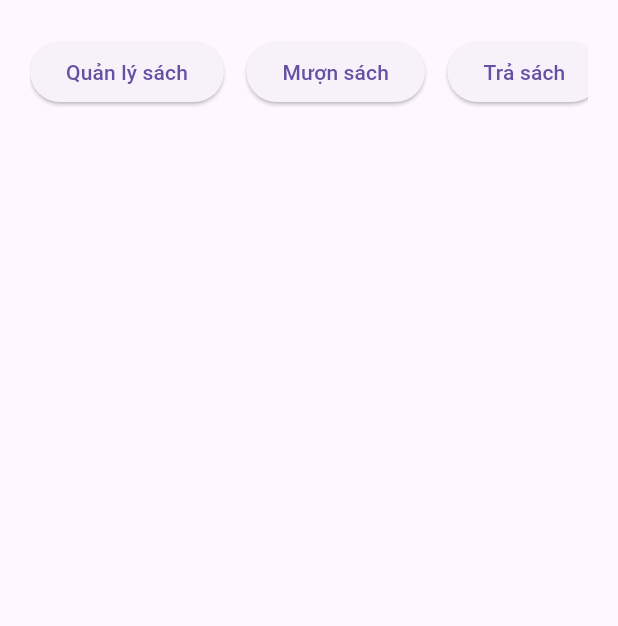
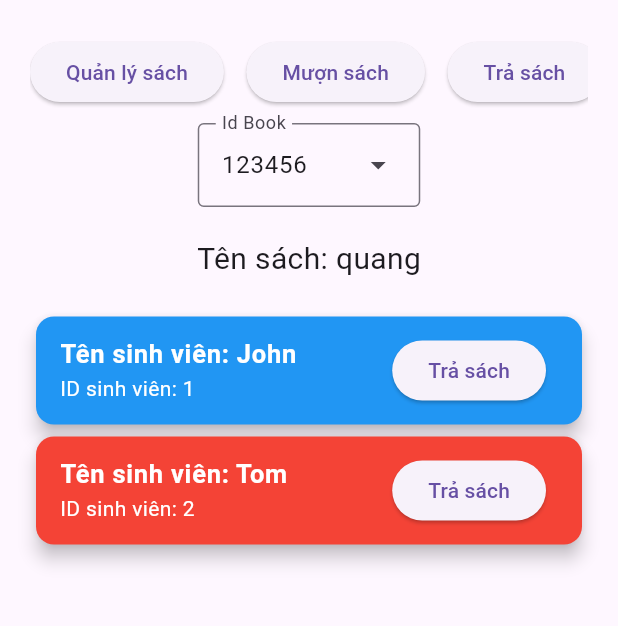
Before and after one commit to quang10122003/Quan-ly-thu-vien, a Flutter app: the Tra_sach screen opened by its route, on a phone screen of 412 x 824 dp, the part 63-689 px from its top. Run offline on Flutter 3.47's test engine with Material 3 defaults, Android fonts, the phone set to English and light mode, and no system bars.

Commit message:
tra sach

```diff
--- a/lib/model/Quan_ly_thu_vien.dart
+++ b/lib/model/Quan_ly_thu_vien.dart
@@ -1,4 +1,5 @@
 import 'package:flutter/material.dart';
+import 'package:quan_ly_thu_vien_flutter/model/borrowed_book.dart';
 import './book.dart';
 
 class LibraryManager extends ChangeNotifier {
@@ -52,6 +53,7 @@ class LibraryManager extends ChangeNotifier {
       },
     );
   }
+
   // lay book tu id book
   Book? select_book(int id) {
     for (int i = 0; i < listBook.length; i++) {
@@ -102,4 +104,11 @@ class LibraryManager extends ChangeNotifier {
       notifyListeners();
     }
   }
+
+  void returnBook(BuildContext context, int index, Book selectedBook) {
+    Book returnbook = listBook.firstWhere((element) => element.id == selectedBook.id);
+    int idx = listBook.indexOf(returnbook);
+    listBook[idx].so_luong_da_muon --;
+    notifyListeners();
+  }
 }
--- /dev/null
+++ b/lib/model/borrowed_book.dart
@@ -0,0 +1,24 @@
+import 'package:flutter/cupertino.dart';
+import 'package:quan_ly_thu_vien_flutter/model/book.dart';
+
+class BorrowedBook {
+  int idBook;
+  int idStudent;
+  String name;
+  BorrowedBook(
+      {required this.idBook, required this.idStudent, required this.name});
+}
+
+class BorrowedBookManager extends ChangeNotifier {
+  List<BorrowedBook> borrowedBook = [
+    BorrowedBook(idBook: 123456, idStudent: 1, name: 'John'),
+    BorrowedBook(idBook: 123456, idStudent: 2, name: 'Tom'),
+    BorrowedBook(idBook: 12346, idStudent: 3, name: 'Tom'),
+  ];
+  void returnBook(BuildContext context, int index, BorrowedBook selectedBook) {
+    borrowedBook.removeWhere((element) =>
+        (element.idBook == selectedBook.idBook) &&
+        (element.idStudent == selectedBook.idStudent));
+    notifyListeners();
+  }
+}
--- a/lib/wiget/muon_sach_form/muon_sach.dart
+++ b/lib/wiget/muon_sach_form/muon_sach.dart
@@ -6,7 +6,7 @@ class Muon_sach extends StatelessWidget{
   @override
   Widget build(BuildContext context) {
     // TODO: implement build
-   return Scaffold(
+    return Scaffold(
       appBar: buildAppBar(context),
       body: SafeArea(
         minimum: const EdgeInsets.only(right: 20, left: 20),
--- a/lib/wiget/tra_sach_form/tra_sach.dart
+++ b/lib/wiget/tra_sach_form/tra_sach.dart
@@ -1,23 +1,126 @@
 import 'package:flutter/material.dart';
+import 'package:provider/provider.dart';
+import 'package:quan_ly_thu_vien_flutter/model/book.dart';
 import 'package:quan_ly_thu_vien_flutter/wiget/component/Component.dart';
+import 'package:quan_ly_thu_vien_flutter/model/Quan_ly_thu_vien.dart';
+import 'package:quan_ly_thu_vien_flutter/model/borrowed_book.dart';
+
+class SeclectedBookNoti extends ChangeNotifier {
+  Book _book =
+      Book(id: 123456, name_book: "quang", so_luong: 2, so_luong_da_muon: 2);
+
+  Book get book => _book;
+
+  set book(Book newBook) {
+    _book = newBook;
+    notifyListeners();
+  }
+}
 
 class Tra_sach extends StatelessWidget {
   @override
   Widget build(BuildContext context) {
     // TODO: implement build
     // throw UnimplementedError();
-    return Scaffold(
+    // final thu_vien = Provider.of<LibraryManager>(context);
+    TextEditingController borrowedBookController = TextEditingController();
+    return MultiProvider(
+      providers: [
+        ChangeNotifierProvider<LibraryManager>(
+            create: (context) => LibraryManager()),
+        ChangeNotifierProvider<SeclectedBookNoti>(
+            create: (context) => SeclectedBookNoti()),
+        ChangeNotifierProvider<BorrowedBookManager>(
+            create: (context) => BorrowedBookManager())
+      ],
+      child: Scaffold(
         appBar: buildAppBar(context),
         body: SafeArea(
           minimum: const EdgeInsets.only(right: 20, left: 20),
           child: Container(
             margin: EdgeInsets.only(top: 10),
             height: MediaQuery.of(context).size.height,
-          child:Column(
+            child:
+                Consumer<LibraryManager>(builder: (context, thu_vien, child) {
+              return Column(
                 children: [
                   buildNavButton(),
+                  Consumer<SeclectedBookNoti>(
+                      builder: (context, selectedBook, child) {
+                    return Column(
+                      children: [
+                        DropdownMenu<Book>(
+                          initialSelection: thu_vien.listBook.first,
+                          controller: borrowedBookController,
+                          requestFocusOnTap: true,
+                          onSelected: (Book? book) {
+                            selectedBook.book = book!;
+                          },
+                          label: Text('Id Book'),
+                          dropdownMenuEntries: thu_vien.listBook
+                              .map<DropdownMenuEntry<Book>>((Book book) =>
+                                  DropdownMenuEntry<Book>(
+                                      value: book, label: book.id.toString()))
+                              .toList(),
+                        ),
+                        Padding(
+                          padding: const EdgeInsets.all(20.0),
+                          child: Text(
+                            'Tên sách: ${selectedBook._book.name_book}',
+                            style: TextStyle(fontSize: 20),
+                          ),
+                        ),
+                        Consumer<BorrowedBookManager>(
+                            builder: (context, borrowed_list, child) {
+                          return ListView.builder(
+                            shrinkWrap: true,
+                            itemCount: borrowed_list.borrowedBook
+                                .where((element) =>
+                                    element.idBook == selectedBook._book.id)
+                                .length,
+                            itemBuilder: (context, index) {
+                              return Card(
+                                elevation: 5,
+                                color:
+                                    (index) % 2 == 0 ? Colors.blue : Colors.red,
+                                child: ListTile(
+                                  title: Text(
+                                    "Tên sinh viên: ${borrowed_list.borrowedBook.where((element) => element.idBook == selectedBook._book.id).elementAt(index).name}",
+                                    style: TextStyle(
+                                      color: Colors.white,
+                                      fontSize: 17,
+                                      fontWeight: FontWeight.bold,
+                                    ),
+                                  ),
+                                  subtitle: Column(
+                                    crossAxisAlignment:
+                                        CrossAxisAlignment.start,
+                                    children: [
+                                      Text(
+                                        "ID sinh viên: ${borrowed_list.borrowedBook.where((element) => element.idBook == selectedBook._book.id).elementAt(index).idStudent}",
+                                        style: TextStyle(color: Colors.white),
+                                      ),
                                     ],
-          ) ,
+                                  ),
+                                  trailing: ElevatedButton(
+                                    onPressed: (){
+                                      thu_vien.returnBook(context, index, selectedBook._book);
+                                      borrowed_list.returnBook(context, index, borrowed_list.borrowedBook.where((element) => element.idBook == selectedBook._book.id).elementAt(index));
+                                    },
+                                    child: Text('Trả sách'),
+                                  ),
+                                ),
+                              );
+                            },
+                          );
+                        })
+                      ],
+                    );
+                  })
+                ],
+              );
+            }),
+          ),
         ),
       ),
     );
```
Lines whose indentation alone changed are shown as unchanged.
